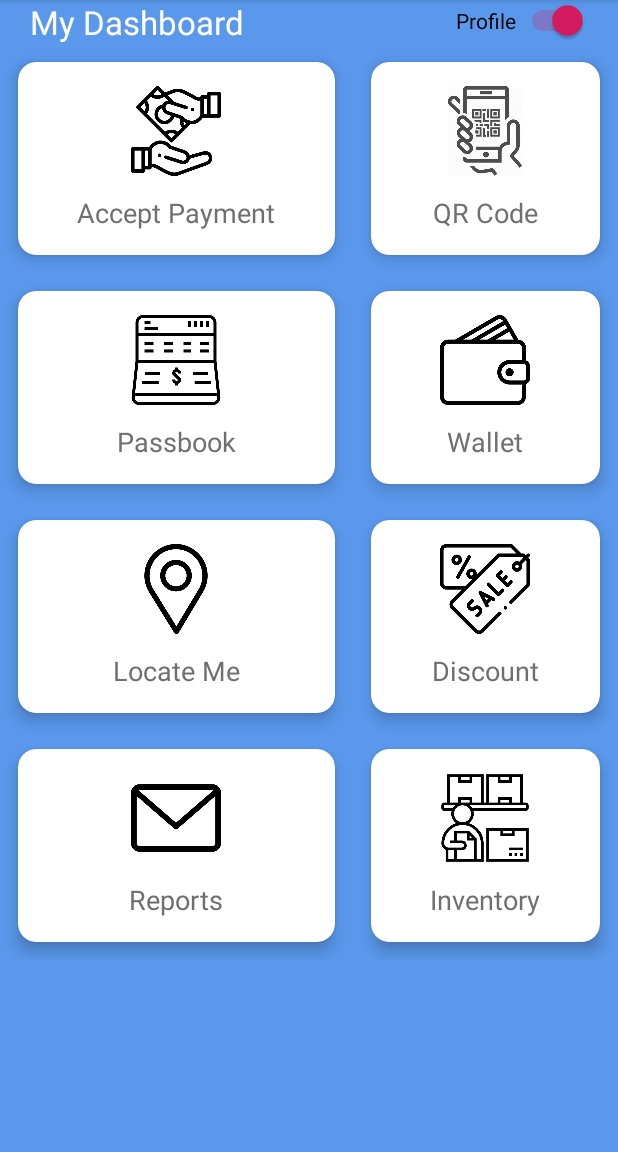
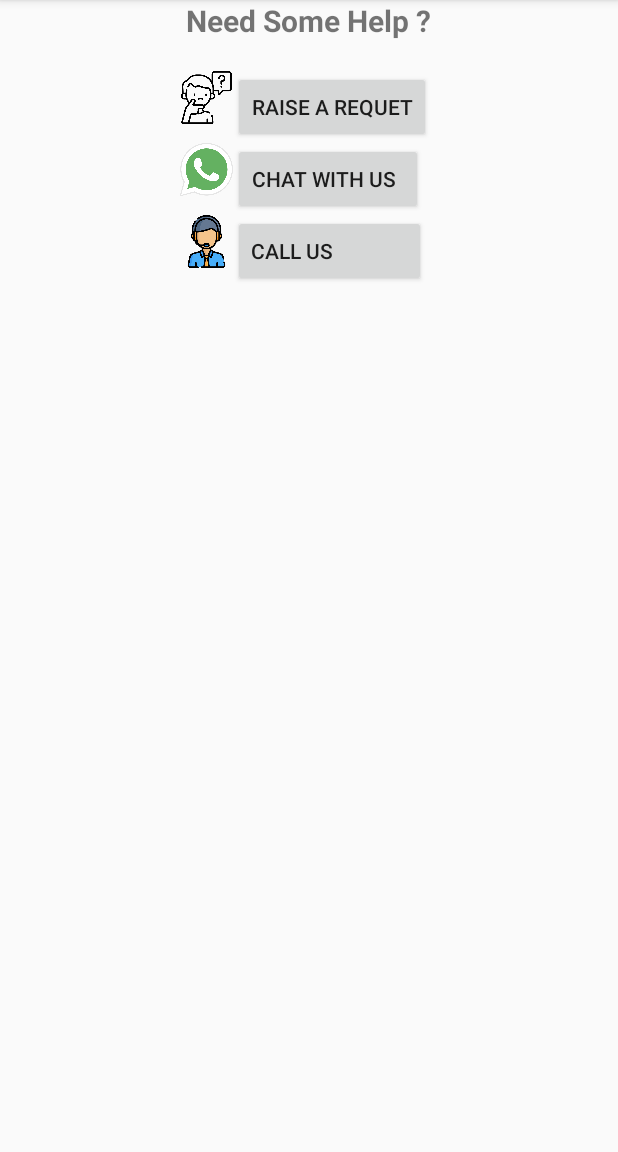
Before and after one commit to mukulsh98/Partner_Application, an Android app: the screen it shows after launch once a user with an empty profile is signed in (HomeScreen), in the side drawer, after a tap on "FAQ", on a phone screen of 412 x 824 dp, the part 84-1236 px from its top. Run offline under Robolectric (Android 15) with nearby library versions, the phone set to English and light mode, and no system bars; our stand-ins replace AdMob, Firebase (no records; nobody signed in at launch, a user with empty details on screens opened directly).

Commit message:
Update: 15/04.

```diff
--- a/app/src/main/AndroidManifest.xml
+++ b/app/src/main/AndroidManifest.xml
@@ -17,6 +17,7 @@
     <uses-permission android:name="android.hardware.camera.autofocus" />
     <uses-permission android:name="android.permission.INTERNET" />
     <uses-permission android:name="android.permission.ACCESS_NETWORK_STATE" />
+    <uses-permission android:name="android.permission.CALL_PHONE" />
 
     <meta-data
         android:name="com.google.android.gms.wallet.api.enabled"
--- a/app/src/main/java/com/example/prototype_1/HomeScreen.java
+++ b/app/src/main/java/com/example/prototype_1/HomeScreen.java
@@ -75,6 +75,9 @@ public class HomeScreen extends AppCompatActivity implements  NavigationView.OnN
             case R.id.nav_signout:
                 getSupportFragmentManager().beginTransaction().replace(R.id.fragment_container,new signout_fragment()).commit();
                 break;
+            case R.id.nav_faq:
+                getSupportFragmentManager().beginTransaction().replace(R.id.fragment_container,new faq_fragment()).commit();
+                break;
 
         }
         drawer.closeDrawer(GravityCompat.START);
--- a/app/src/main/java/com/example/prototype_1/Signup.java
+++ b/app/src/main/java/com/example/prototype_1/Signup.java
@@ -96,7 +96,7 @@ public class Signup extends AppCompatActivity {
 
     private void createLogin(String em, String p1) {
 
-        mFirebaseAuth.createUserWithEmailAndPassword(em,p1).addOnCompleteListener(Signup.this, new OnCompleteListener<AuthResult>() {
+        mFirebaseAuth.createUserWithEmailAndPassword(em,p1).addOnCompleteListener (Signup.this, new OnCompleteListener<AuthResult>() {
             @Override
             public void onComplete(@NonNull Task<AuthResult> task) {
 
--- /dev/null
+++ b/app/src/main/java/com/example/prototype_1/faq_fragment.java
@@ -0,0 +1,58 @@
+package com.example.prototype_1;
+
+import android.content.Intent;
+import android.net.Uri;
+import android.os.Bundle;
+import android.view.LayoutInflater;
+import android.view.View;
+import android.view.ViewGroup;
+import android.widget.Button;
+
+import androidx.annotation.NonNull;
+import androidx.annotation.Nullable;
+import androidx.fragment.app.Fragment;
+
+public class faq_fragment extends Fragment {
+
+    private Button raise_request, chat, call;
+
+    @Nullable
+    @Override
+    public View onCreateView(@NonNull LayoutInflater inflater, @Nullable ViewGroup container, @Nullable Bundle savedInstanceState) {
+
+        View v= inflater.inflate(R.layout.fragment_faq,container,false);
+
+        raise_request=(Button)v.findViewById(R.id.b1);
+        raise_request.setOnClickListener(new View.OnClickListener() {
+            @Override
+            public void onClick(View v) {
+
+            }
+        });
+
+        chat=(Button)v.findViewById(R.id.b2);
+        chat.setOnClickListener(new View.OnClickListener() {
+            @Override
+            public void onClick(View v) {
+                String number="+919999809305"; // number to whatsapp
+                Uri uri = Uri.parse("smsto:" + number);
+                Intent i = new Intent(Intent.ACTION_SENDTO, uri);
+                i.setPackage("com.whatsapp");
+                startActivity(Intent.createChooser(i, ""));
+
+            }
+        });
+
+        call=(Button)v.findViewById(R.id.b3);
+        call.setOnClickListener(new View.OnClickListener() {
+            @Override
+            public void onClick(View v) {
+
+                String contact_no="+919999809305";
+                Intent intent = new Intent(Intent.ACTION_DIAL, Uri.parse("tel:" + contact_no));
+                startActivity(intent);
+            }
+        });
+        return v;
+    }
+}
--- /dev/null
+++ b/app/src/main/res/layout/fragment_faq.xml
@@ -0,0 +1,93 @@
+<?xml version="1.0" encoding="utf-8"?>
+<RelativeLayout xmlns:android="http://schemas.android.com/apk/res/android"
+    android:layout_width="match_parent"
+    android:layout_height="match_parent"
+    xmlns:app="http://schemas.android.com/apk/res-auto">
+
+    <LinearLayout
+        android:layout_width="match_parent"
+        android:layout_height="wrap_content"
+        android:orientation="vertical"
+        android:id="@+id/l1">
+        <TextView
+            android:layout_width="wrap_content"
+            android:layout_height="wrap_content"
+            android:text="Need Some Help ?"
+            android:layout_gravity="center"
+            android:textStyle="bold"
+            android:textSize="20sp"
+            android:id="@+id/t1"/>
+
+        <LinearLayout
+            android:layout_width="172dp"
+            android:layout_height="wrap_content"
+            android:layout_gravity="center"
+            android:orientation="vertical"
+            android:layout_marginTop="20dp"
+            app:layout_constraintBottom_toBottomOf="@id/t1">
+
+            <LinearLayout
+                android:layout_width="wrap_content"
+                android:layout_height="wrap_content"
+                android:orientation="horizontal"
+                android:id="@+id/ly1">
+
+                <ImageView
+                    android:layout_width="35dp"
+                    android:layout_height="35dp"
+                    android:src="@drawable/question"/>
+                <Button
+                android:id="@+id/b1"
+                android:layout_width="wrap_content"
+                android:layout_height="wrap_content"
+                android:text="Raise a Requet" />
+            </LinearLayout>
+
+
+            <LinearLayout
+                android:layout_width="wrap_content"
+                android:layout_height="wrap_content"
+                android:orientation="horizontal"
+                app:layout_constraintBottom_toBottomOf="@+id/ly1"
+                android:id="@+id/ly2">
+                <ImageView
+                    android:layout_width="35dp"
+                    android:layout_height="35dp"
+                    android:src="@drawable/whatsapp"
+                    app:layout_constraintLeft_toRightOf="@+id/b2" />
+            <Button
+                android:id="@+id/b2"
+                android:layout_width="wrap_content"
+                android:layout_height="wrap_content"
+                android:text="Chat with us  " />
+
+
+        </LinearLayout>
+
+            <LinearLayout
+                android:layout_width="wrap_content"
+                android:layout_height="wrap_content"
+                android:orientation="horizontal"
+                app:layout_constraintBottom_toBottomOf="@id/ly2">
+
+                <ImageView
+                    android:layout_width="35dp"
+                    android:layout_height="35dp"
+                    android:src="@drawable/call"
+                    />
+
+
+                <Button
+                android:id="@+id/b3"
+                android:layout_width="wrap_content"
+                android:layout_height="wrap_content"
+                android:text="Call us               " />
+
+            </LinearLayout>
+
+        </LinearLayout>
+
+    </LinearLayout>
+
+
+</RelativeLayout>
```
Also changed, not shown: app/src/main/res/drawable/call.png (added), app/src/main/res/drawable/question.png (added), app/src/main/res/drawable/whatsapp.png (added).
